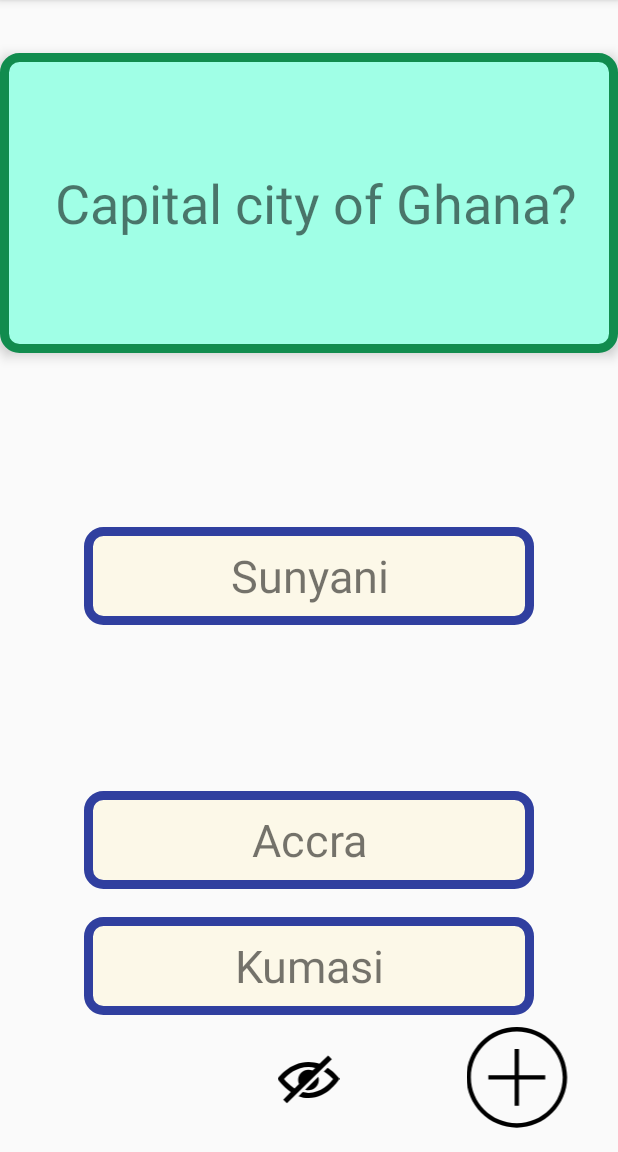
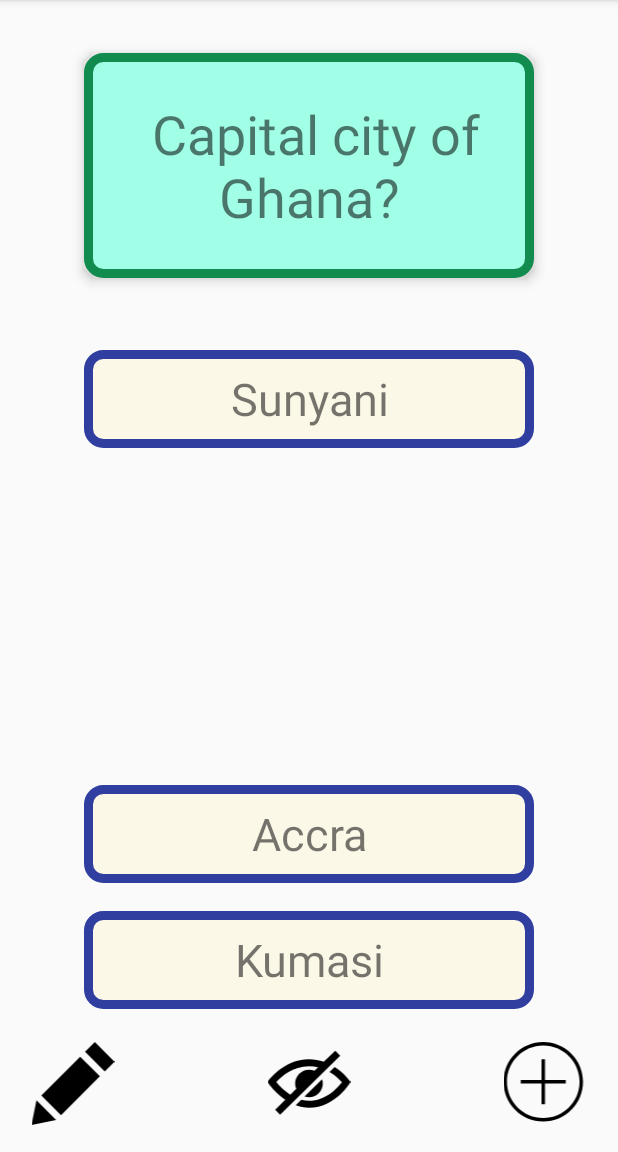
Before and after one commit to forsonkelvin/Flash2Learn, an Android app: the screen it shows after launch (MainActivity), on a phone screen of 412 x 824 dp, the part 84-1236 px from its top. Run offline under Robolectric (Android 15) with nearby library versions, the light colour scheme and no system bars.

Commit message:
Save data passed on new cards

```diff
--- a/app/src/main/java/com/example/forso/flashlearn/MainActivity.java
+++ b/app/src/main/java/com/example/forso/flashlearn/MainActivity.java
@@ -122,6 +122,14 @@ public class MainActivity extends AppCompatActivity {
                 }
             });
 
+            findViewById(R.id.edit_button).setOnClickListener(new View.OnClickListener() {
+                @Override
+                public void onClick(View v) {
+                    Intent intent = new Intent(MainActivity.this, AddCardActivity.class);
+                    startActivityForResult(intent, 100);
+                }
+            });
+
 
 
 
@@ -129,10 +137,12 @@ public class MainActivity extends AppCompatActivity {
     @Override
     protected void onActivityResult(int requestCode, int resultCode, Intent data) {
         if (requestCode == 100) { // this 100 needs to match the 100 we used when we called startActivityForResult!
-            String string1 = data.getExtras().getString("string1"); // 'string1' needs to match the key we used when we put the string in the Intent
-            String string2 = data.getExtras().getString("string2");
-            ((TextView) findViewById(R.id.question_holder)).setText(string1);
-            ((TextView) findViewById(R.id.answer_holder)).setText(string2);
+            if (data != null) {// checks for empty data passed by the user to prevent app from crashing.
+                String string1 = data.getExtras().getString("string1"); // 'string1' needs to match the key we used when we put the string in the Intent
+                String string2 = data.getExtras().getString("string2");
+                ((TextView) findViewById(R.id.question_holder)).setText(string1);
+                ((TextView) findViewById(R.id.answer_holder)).setText(string2);
+            }
 
         }
 
--- /dev/null
+++ b/app/src/main/res/drawable/ic_iconmonstr_pencil_14.xml
@@ -0,0 +1,9 @@
+<vector xmlns:android="http://schemas.android.com/apk/res/android"
+    android:width="24dp"
+    android:height="24dp"
+    android:viewportWidth="24"
+    android:viewportHeight="24">
+  <path
+      android:fillColor="#FF000000"
+      android:pathData="M7.127,22.562l-7.127,1.438 1.438,-7.128 5.689,5.69zM8.541,21.148l11.228,-11.225 -5.69,-5.692 -11.227,11.227 5.689,5.69zM18.309,0l-2.816,2.817 5.691,5.691 2.816,-2.819 -5.691,-5.689z"/>
+</vector>
--- a/app/src/main/res/layout/activity_main.xml
+++ b/app/src/main/res/layout/activity_main.xml
@@ -10,8 +10,8 @@
 
     <TextView
         android:id="@+id/question_holder"
-        android:layout_width="match_parent"
-        android:layout_height="200dp"
+        android:layout_width="300dp"
+        android:layout_height="150dp"
         android:layout_alignParentTop="true"
         android:layout_centerHorizontal="true"
         android:layout_marginTop="35dp"
@@ -25,9 +25,8 @@
         android:id="@+id/answer_holder"
         android:layout_width="match_parent"
         android:layout_height="101dp"
-        android:layout_alignParentBottom="true"
         android:layout_alignParentStart="true"
-        android:layout_marginBottom="183dp"
+        android:layout_centerVertical="true"
         android:background="@drawable/answer_shape"
         android:gravity="center"
         android:text="Accra"
@@ -38,7 +37,9 @@
         android:id="@+id/Option_1"
         android:layout_width="300dp"
         android:layout_height="65dp"
-        android:layout_centerInParent="true"
+        android:layout_alignParentTop="true"
+        android:layout_centerHorizontal="true"
+        android:layout_marginTop="233dp"
         android:layout_weight="1"
         android:background="@drawable/options_shape"
         android:gravity="center"
@@ -51,7 +52,7 @@
         android:layout_height="65dp"
         android:layout_alignParentBottom="true"
         android:layout_centerHorizontal="true"
-        android:layout_marginBottom="175dp"
+        android:layout_marginBottom="179dp"
         android:layout_weight="1"
         android:background="@drawable/options_shape"
         android:gravity="center"
@@ -64,7 +65,7 @@
         android:layout_height="65dp"
         android:layout_alignParentBottom="true"
         android:layout_centerHorizontal="true"
-        android:layout_marginBottom="91dp"
+        android:layout_marginBottom="95dp"
         android:layout_weight="1"
         android:background="@drawable/options_shape"
         android:gravity="center"
@@ -73,22 +74,30 @@
 
     <ImageView
         android:id="@+id/toggle_icon_visibility"
-        android:layout_width="46dp"
-        android:layout_height="41dp"
-        android:layout_alignParentBottom="true"
+        android:layout_width="65dp"
+        android:layout_height="55dp"
+        android:layout_alignTop="@+id/plus_button"
         android:layout_centerHorizontal="true"
-        android:layout_marginBottom="27dp"
         android:gravity="center"
         android:src="@drawable/ic_iconmonstr_eye_8" />
 
     <ImageView
         android:id="@+id/plus_button"
-        android:layout_width="77dp"
-        android:layout_height="70dp"
+        android:layout_width="65dp"
+        android:layout_height="55dp"
         android:layout_alignParentBottom="true"
         android:layout_alignParentEnd="true"
-        android:layout_marginBottom="13dp"
-        android:layout_marginEnd="27dp"
+        android:layout_marginBottom="18dp"
+        android:layout_marginEnd="16dp"
         android:src="@drawable/ic_iconmonstr_plus_circle_thin" />
 
+    <ImageView
+        android:id="@+id/edit_button"
+        android:layout_width="65dp"
+        android:layout_height="55dp"
+        android:layout_alignParentStart="true"
+        android:layout_alignTop="@+id/plus_button"
+        android:layout_marginStart="16dp"
+        android:src="@drawable/ic_iconmonstr_pencil_14" />
+
 </RelativeLayout>
```
